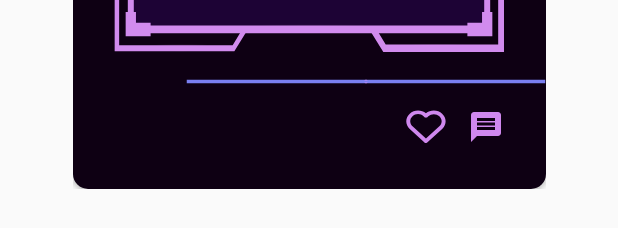
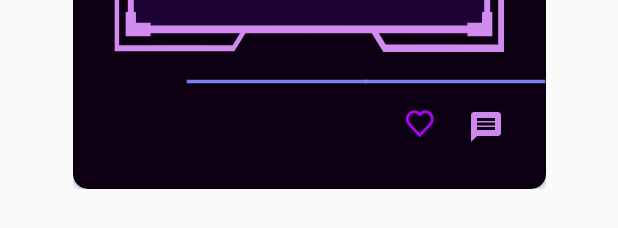
Before and after one commit to appteam-nith/Nimbus-2k22-front-end, an Android app: the layout item_meme_mania.xml on its own in the app's theme, with its tools: preview values and no code run, on a phone screen of 412 x 824 dp. Shown: the part 747-975 px from the top of the screen. Run offline under Robolectric (Android 15) with nearby library versions, the light colour scheme and no system bars.

Commit message:
Connected Team Screens with data from server and Meme Mania

```diff
--- a/app/src/main/java/com/nith/nimbus2k22/apis/CoreTeamVolleyHelper.java
+++ b/app/src/main/java/com/nith/nimbus2k22/apis/CoreTeamVolleyHelper.java
@@ -31,9 +31,9 @@ public class CoreTeamVolleyHelper {
         this.context = context;
         requestQueue = Volley.newRequestQueue(context);
     }
-    public static MutableLiveData<List<TeamList>> Teams;
+    public static MutableLiveData<List<TeamList>> teamslist;
     public void getTeams(){
-        Teams = new MutableLiveData<>();
+        teamslist = new MutableLiveData<>();
         List<TeamList> Tlist = new ArrayList<>();
         JsonArrayRequest jsonArrayRequest = new JsonArrayRequest(Request.Method.GET, BaseURL + "team/team/", null, new Response.Listener<JSONArray>() {
             @Override
@@ -52,7 +52,7 @@ public class CoreTeamVolleyHelper {
                      e.printStackTrace();
                  }
              }
-             Teams.postValue(Tlist);
+             teamslist.postValue(Tlist);
             }
         }, new Response.ErrorListener() {
             @Override
--- a/app/src/main/java/com/nith/nimbus2k22/memeComment.java
+++ b/app/src/main/java/com/nith/nimbus2k22/memeComment.java
@@ -61,10 +61,9 @@ public class memeComment extends AppCompatActivity {
                 String  userimage=itemObj.getString("userimage");
                 String userimage_comment=itemObj.getString("memeimage");
                 String comment=itemObj.getString("caption");
-                String  new_comment=itemObj.getString("caption");
+                String  new_comment=itemObj.getString("comment");
                 CommentModel commentModel1= new CommentModel(username,usernameComment,userimage,userimage_comment,comment,new_comment);
                 commentModel.add(commentModel1) ;
-
             }
         } catch (JSONException | IOException e) {
             Log.d(TAG,"addTeamDataFromJSON:", e);
@@ -77,7 +76,7 @@ public class memeComment extends AppCompatActivity {
         StringBuilder builder = new StringBuilder();
         try {
             String jsonString = null;
-            inputStream = getResources().openRawResource(R.raw.memedata);
+            inputStream = getResources().openRawResource(R.raw.memedata1);
             BufferedReader bufferedReader = new BufferedReader(new InputStreamReader(inputStream, "UTF-8"));
             while ((jsonString = bufferedReader.readLine()) != null) {
                 builder.append(jsonString);
--- a/app/src/main/java/com/nith/nimbus2k22/screens/adapters/CommentAdapter.java
+++ b/app/src/main/java/com/nith/nimbus2k22/screens/adapters/CommentAdapter.java
@@ -53,8 +53,6 @@ public class CommentAdapter extends RecyclerView.Adapter <CommentAdapter.MyViewH
         Glide.with(context).load(commentModel.getUserimage().replace("http","https")).apply(requestOptions3).into(holder.userimage);
     }
 
-
-
     @Override
     public int getItemCount() {
         return commentList.size();
--- a/app/src/main/java/com/nith/nimbus2k22/screens/adapters/MemeManiaAdapter.java
+++ b/app/src/main/java/com/nith/nimbus2k22/screens/adapters/MemeManiaAdapter.java
@@ -67,7 +67,6 @@ public class MemeManiaAdapter extends RecyclerView.Adapter<MemeManiaAdapter.MyVi
                 @Override
                 public void onClick(View v) {
                     Intent intent=new Intent(view.getContext(), memeComment.class);
-                    intent.putExtra("post",(Serializable) memeList.get(getAdapterPosition()));
                     view.getContext().startActivity(intent);
                 }
 
--- a/app/src/main/java/com/nith/nimbus2k22/screens/home/MemeManiaFragment.java
+++ b/app/src/main/java/com/nith/nimbus2k22/screens/home/MemeManiaFragment.java
@@ -95,7 +95,7 @@ public class MemeManiaFragment extends Fragment  {
         StringBuilder builder = new StringBuilder();
         try {
             String jsonString = null;
-            inputStream = getResources().openRawResource(R.raw.memedata);
+            inputStream = getResources().openRawResource(R.raw.memedata1);
             BufferedReader bufferedReader = new BufferedReader(new InputStreamReader(inputStream, "UTF-8"));
             while ((jsonString = bufferedReader.readLine()) != null) {
                 builder.append(jsonString);
--- /dev/null
+++ b/app/src/main/res/drawable/like_fill.xml
@@ -0,0 +1,12 @@
+<?xml version="1.0" encoding="utf-8"?>
+    <vector xmlns:android="http://schemas.android.com/apk/res/android"
+        android:width="24dp"
+        android:height="24dp"
+        android:viewportWidth="24"
+        android:viewportHeight="24"
+
+        >
+        <path
+            android:fillColor="@android:color/holo_red_dark"
+            android:pathData="M12,21.35l-1.45,-1.32C5.4,15.36 2,12.28 2,8.5 2,5.42 4.42,3 7.5,3c1.74,0 3.41,0.81 4.5,2.09C13.09,3.81 14.76,3 16.5,3 19.58,3 22,5.42 22,8.5c0,3.78 -3.4,6.86 -8.55,11.54L12,21.35z"/>
+    </vector>
--- /dev/null
+++ b/app/src/main/res/drawable/toggle_selector.xml
@@ -0,0 +1,6 @@
+<?xml version="1.0" encoding="utf-8"?>
+<selector xmlns:android="http://schemas.android.com/apk/res/android">
+    xmlns:android="http://schemas.android.com/apk/res/android">
+        <item android:state_checked="false" android:drawable="@drawable/vector"/>
+        <item android:state_checked="true" android:drawable="@drawable/like_fill"/>
+</selector>
--- /dev/null
+++ b/app/src/main/res/drawable/vector.xml
@@ -0,0 +1,11 @@
+<?xml version="1.0" encoding="utf-8"?>
+<vector xmlns:android="http://schemas.android.com/apk/res/android"
+    android:width="27dp"
+    android:height="23dp"
+    android:viewportWidth="28"
+    android:viewportHeight="24"
+    >
+    <path
+        android:pathData="M13.7911,2.8406C12.3751,1.6505 10.5216,0.99 8.5979,0.99C7.5797,0.991 6.5718,1.176 5.6322,1.5343C4.6925,1.8927 3.8397,2.4174 3.1227,3.0782C0.0648,5.885 0.0661,10.2752 3.1253,13.0701L12.654,21.7792C12.8749,22.1343 13.3012,22.3636 13.7911,22.3636C13.9923,22.3618 14.1902,22.3169 14.3689,22.2325C14.5477,22.1482 14.7023,22.0266 14.8204,21.8778L24.4569,13.0701C27.5161,10.274 27.5161,5.885 24.4543,3.0734C23.7377,2.4139 22.8855,1.8902 21.9468,1.5327C21.0081,1.1751 20.0013,0.9907 18.9843,0.99C17.0607,0.9903 15.2073,1.6507 13.7911,2.8406ZM22.6167,4.753C24.6479,6.6191 24.6492,9.534 22.6193,11.3905L13.7911,19.4594L4.963,11.3905C2.933,9.534 2.9343,6.6191 4.9604,4.7578C5.9481,3.8598 7.2398,3.3656 8.5979,3.3656C9.956,3.3656 11.2426,3.8598 12.2225,4.7554L12.8723,5.3493C12.9929,5.4597 13.1361,5.5473 13.2938,5.607C13.4514,5.6668 13.6204,5.6975 13.7911,5.6975C13.9618,5.6975 14.1308,5.6668 14.2884,5.607C14.4461,5.5473 14.5893,5.4597 14.7099,5.3493L15.3597,4.7554C17.3247,2.9629 20.6543,2.9677 22.6167,4.753Z"
+        android:fillColor="@color/outers"/>
+</vector>
--- a/app/src/main/res/layout/item_meme_mania.xml
+++ b/app/src/main/res/layout/item_meme_mania.xml
@@ -147,13 +147,16 @@
                 app:srcCompat="@drawable/ic_underline"
                 tools:ignore="MissingConstraints" />
 
-            <ImageView
+            <ToggleButton
                 android:id="@+id/like"
-                android:layout_width="wrap_content"
-                android:layout_height="wrap_content"
+                android:layout_width="20dp"
+                android:layout_height="20dp"
                 android:layout_marginStart="221dp"
                 android:layout_marginTop="370dp"
-                app:srcCompat="@drawable/like" />
+                android:textOff=""
+                android:textOn=""
+                android:background="@drawable/toggle_selector"
+              />
 
             <ImageView
                 android:id="@+id/comment1"
```
Also changed, not shown: 1 other file.
